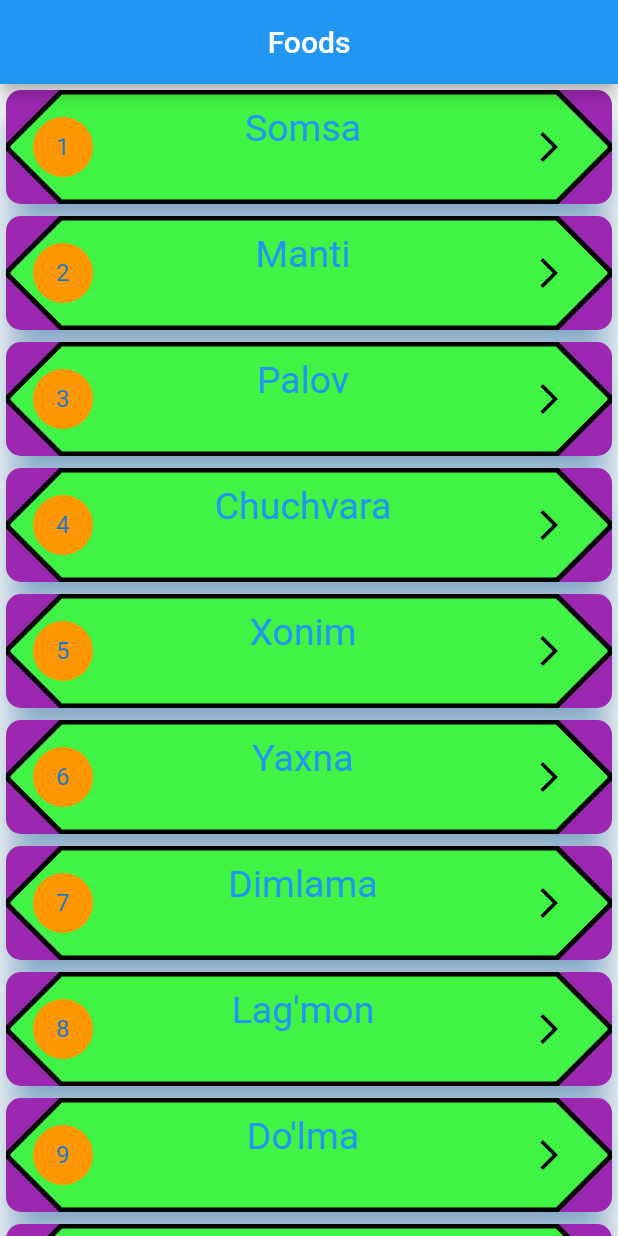
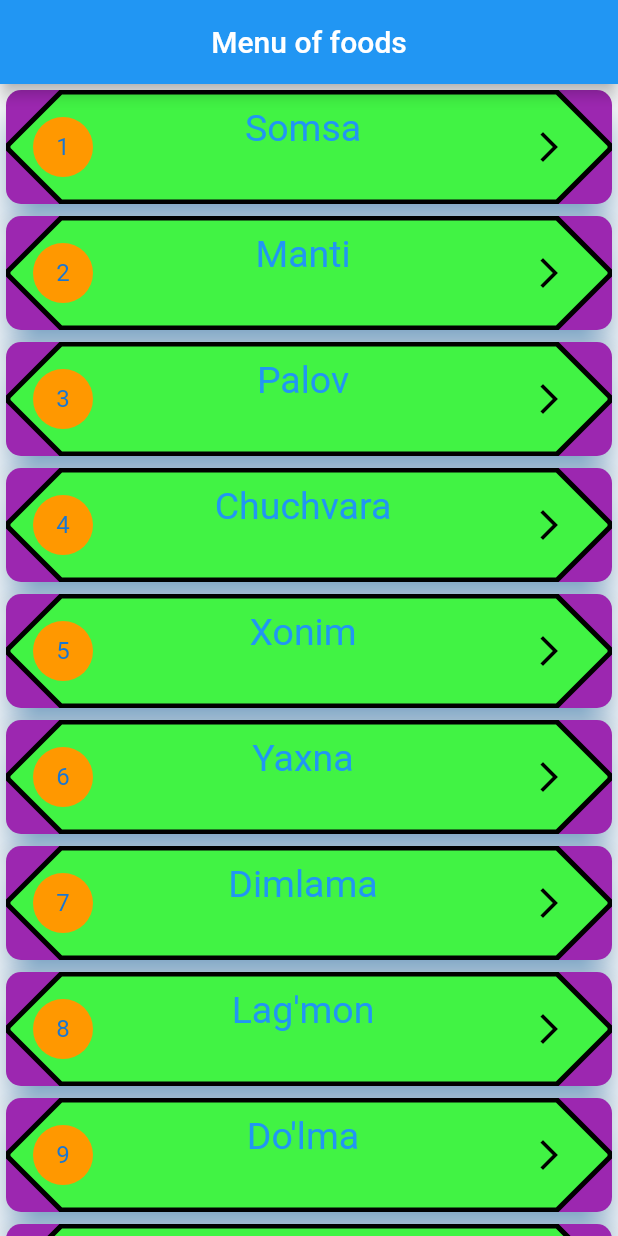
Before and after one commit to adhamniyozboyev/restaurant_menu, a Flutter app: the screen it shows after launch, on a phone screen of 412 x 824 dp. Run offline on Flutter 3.47's test engine with Material 2 defaults, Android fonts, the phone set to English and light mode, and no system bars.

Commit message:
finish this app

```diff
--- a/lib/main.dart
+++ b/lib/main.dart
@@ -92,7 +92,7 @@ class _MyAppState extends State<MyApp> {
   @override
   Widget build(BuildContext context) {
     return Scaffold(
-      appBar: AppBar(title: Center(child: Text('Foods'))),
+      appBar: AppBar(title: Center(child: Text('Menu of foods'))),
       body: ListView.builder(
         itemCount: meal.length,
         itemBuilder: (context, index) {
```
